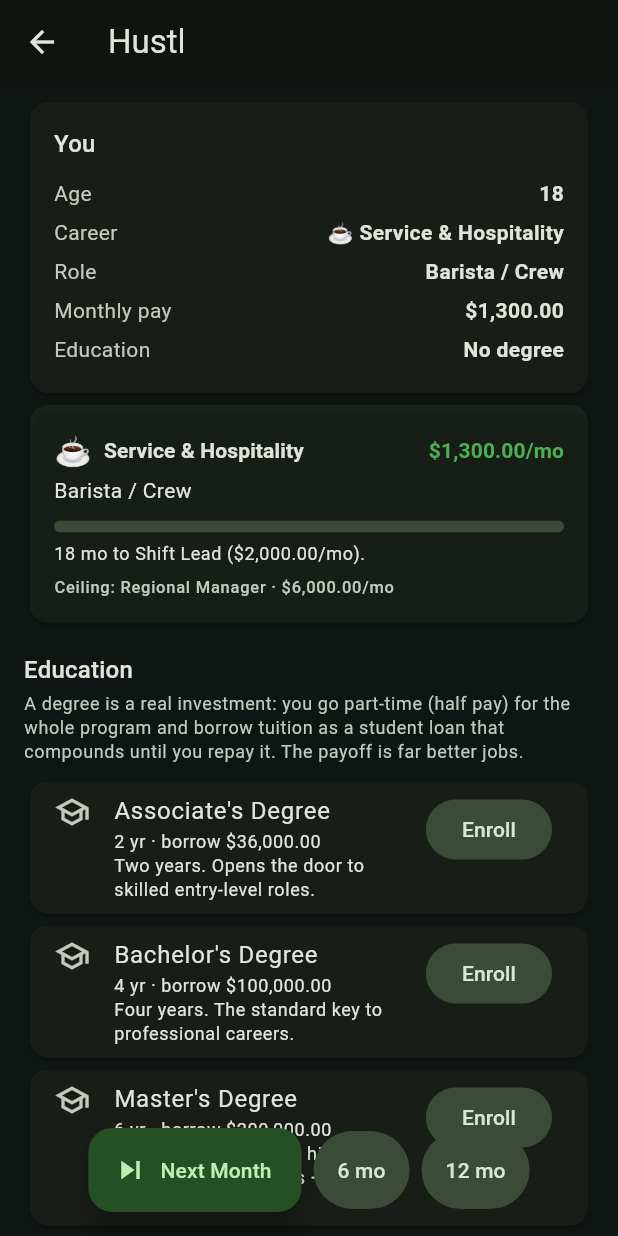
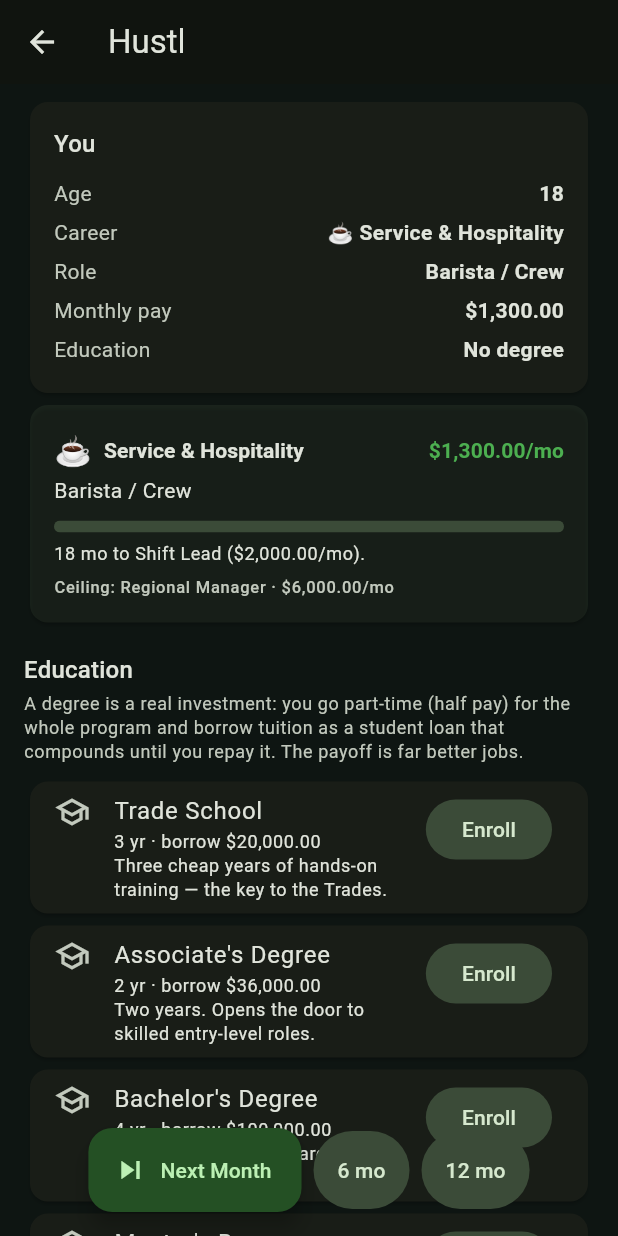
Before and after one commit to Armandoxh/Territorygame, a Flutter app: the screen it shows after launch, after a tap on "Hustl", on a phone screen of 412 x 824 dp. Run offline on Flutter 3.47's test engine with Material 3 defaults, Android fonts, the phone set to English and light mode, and no system bars.

Commit message:
Gate Skilled Trades behind Trade School so it isn't a free upgrade over Service (build 77)
Skilled Trades paid far more than Service yet both needed nothing — so Trades
was a free upgrade. Now Trades requires a Trade School credential: 3 years,
$20,000 (a specific vocational degree, level 0 so it doesn't satisfy general
degree gates like Tech's associate). Service stays the true zero-cost floor;
Trades becomes a deliberate, cheap-vs-college investment.

- New degree 'trade' (Trade School, professional, 3yr, $20k) in the Education
  list; Trades track gains requiredDegreeId 'trade'.
- Balance report: handle the level-0 degree in the payback calc.
- Tests: Trades now requires trade school; updated the switch-tracks test to
  earn the credential first.

https://claude.ai/code/session_01JqBticQH2m2VG91X5ciAMv

```diff
--- a/wealthquest/lib/data/catalog.dart
+++ b/wealthquest/lib/data/catalog.dart
@@ -866,13 +866,15 @@ class Catalog {
       ],
       rungMonths: [18, 30, 48, 0],
     ),
-    // 🔧 No degree, earn well from day one, solid ceiling. The anti-debt path.
+    // 🔧 A cheap, short trade school — then earn well fast with a solid ceiling
+    // and no big-college debt. The anti-debt path (but not free).
     CareerTrack(
       id: 'trades',
       name: 'Skilled Trades',
       emoji: '🔧',
-      blurb: 'Electrician, plumber, welder. No loans, real money fast, and your '
-          'own shop at the top.',
+      requiredDegreeId: 'trade',
+      blurb: 'Electrician, plumber, welder. A quick trade-school cert, then real '
+          'money fast and your own shop at the top — without the four-year debt.',
       rungs: [
         JobDef(id: 'trade_appr', title: 'Apprentice', pay: 3000),
         JobDef(id: 'trade_journey', title: 'Journeyman', pay: 5200),
@@ -1009,6 +1011,15 @@ class Catalog {
   /// tuition borrowed as a student loan that compounds until repaid.
   static const List<DegreeDef> degrees = [
     DegreeDef(
+      id: 'trade',
+      name: 'Trade School',
+      level: 0, // a vocational cert, not a general-education level
+      years: 3,
+      tuition: 20000,
+      professional: true, // specific credential — only unlocks Skilled Trades
+      blurb: 'Three cheap years of hands-on training — the key to the Trades.',
+    ),
+    DegreeDef(
       id: 'associate',
       name: "Associate's Degree",
       level: 1,
--- a/wealthquest/lib/version.dart
+++ b/wealthquest/lib/version.dart
@@ -5,6 +5,6 @@
 /// of the home header shows this, so you can instantly confirm the live page is
 /// the latest build (and not a stale cache).
 const String kAppVersion = '0.40.0';
-const int kBuildNumber = 76;
+const int kBuildNumber = 77;
 
 String get appVersionLabel => 'v$kAppVersion · build $kBuildNumber';
--- a/wealthquest/pubspec.yaml
+++ b/wealthquest/pubspec.yaml
@@ -1,7 +1,7 @@
 name: wealthquest
 description: "A mobile life-sim / stock-market game. Start at 18 with a day job; each Next Month advances a month — watch your investments perform."
 publish_to: "none"
-version: 0.40.0+76
+version: 0.40.0+77
 
 environment:
   sdk: ">=3.4.0 <4.0.0"
```
Also changed, not shown: 3 other files.
